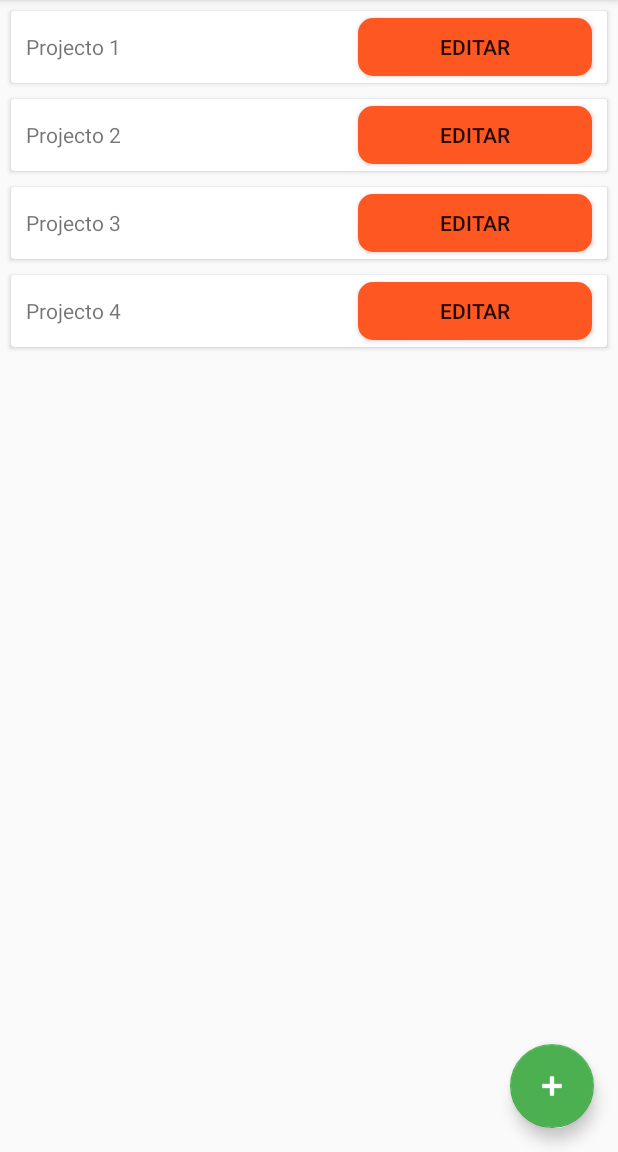
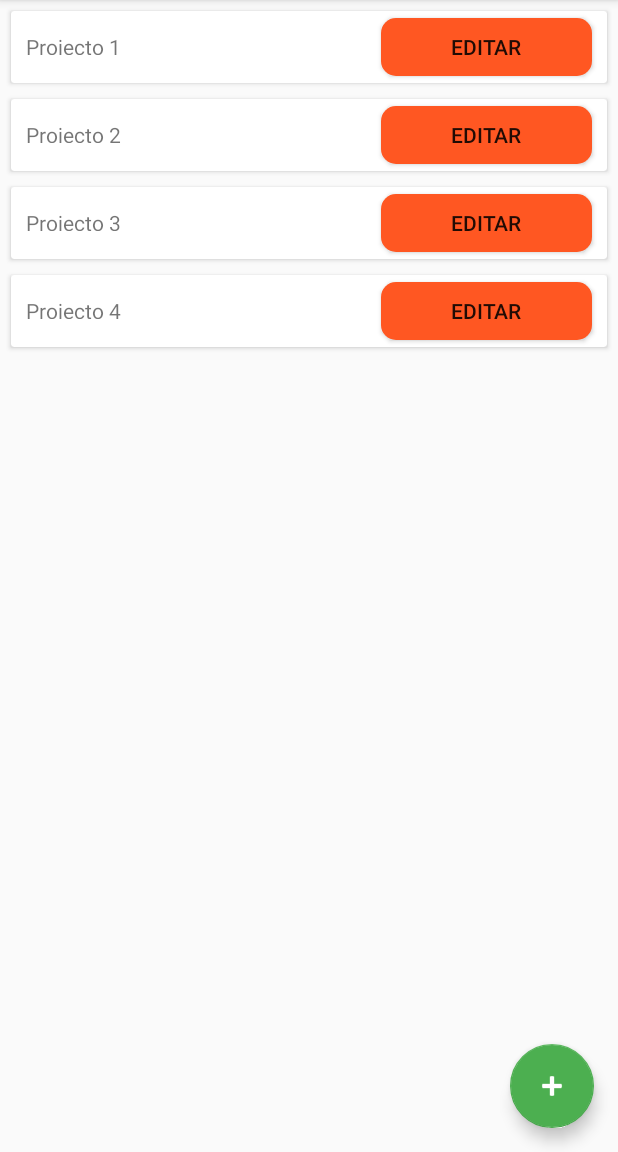
Before and after one commit to 2l3x2nd3r/Taller-4, an Android app: the screen it shows after launch (MainActivity), on a phone screen of 412 x 824 dp, the part 84-1236 px from its top. Run offline under Robolectric (Android 15) with nearby library versions, the phone set to English and light mode, and no system bars.

Commit message:
last commit

```diff
--- a/app/src/main/java/com/example/movil/taller_4/MainActivity.java
+++ b/app/src/main/java/com/example/movil/taller_4/MainActivity.java
@@ -76,18 +76,12 @@ public class MainActivity extends AppCompatActivity {
     }
 
     public void showProject(View view){
-        int position = getProjectPosition(view);
+        int position = (Integer) view.getTag();
 
         Intent i = new Intent(this, Project_show.class);
         i.putExtra("project", projects.get(position));
 
         startActivity(i);
-    }
-
-    public int getProjectPosition(View view){
-        TextView tv = (TextView) view.findViewById(R.id.tvRow);
-        Toast.makeText(this, tv.getText().toString(), Toast.LENGTH_SHORT).show();
-        return Integer.parseInt(tv.getText().toString().split(" ")[1]) - 1;
     }
 
     @Override
--- a/app/src/main/java/com/example/movil/taller_4/ProjectAdapter.java
+++ b/app/src/main/java/com/example/movil/taller_4/ProjectAdapter.java
@@ -1,6 +1,9 @@
 package com.example.movil.taller_4;
 
 import android.content.Context;
+import android.os.Build;
+import android.support.annotation.RequiresApi;
+import android.support.v7.widget.CardView;
 import android.view.InflateException;
 import android.view.LayoutInflater;
 import android.view.View;
@@ -54,13 +57,14 @@ public class ProjectAdapter extends BaseAdapter {
 
         if(view == null) {
             LayoutInflater inflater = (LayoutInflater) context.getSystemService(Context.LAYOUT_INFLATER_SERVICE);
-
             view = inflater.inflate(R.layout.row, null);
         }
 
         Button btn = (Button) view.findViewById(R.id.btnRow);
         TextView tv = (TextView) view.findViewById(R.id.tvRow);
+        CardView card = (CardView) view.findViewById(R.id.cardRow);
         tv.setText(text);
+        card.setTag(i);
         btn.setTag(i);
 
         return view;
--- a/app/src/main/res/drawable/edit_button.xml
+++ b/app/src/main/res/drawable/edit_button.xml
@@ -5,7 +5,6 @@
     <shape android:shape="rectangle">
         <solid android:color="@color/orange" />
         <corners android:radius="10dp" />
-
     </shape>
 
 </inset>
--- /dev/null
+++ b/app/src/main/res/drawable/ripple.xml
@@ -0,0 +1,6 @@
+<?xml version="1.0" encoding="utf-8"?>
+<ripple xmlns:tools="http://schemas.android.com/tools"
+    android:color="#ffb300" xmlns:android="http://schemas.android.com/apk/res/android"
+    tools:targetApi="lollipop">
+    <item android:drawable="@drawable/edit_button"></item>
+</ripple>
--- a/app/src/main/res/layout/row.xml
+++ b/app/src/main/res/layout/row.xml
@@ -8,7 +8,8 @@
         android:layout_width="match_parent"
         android:layout_height="match_parent"
         android:layout_margin="5dp"
-        android:onClick="showProject">
+        android:onClick="showProject"
+        android:id="@+id/cardRow">
 
         <LinearLayout
             android:orientation="horizontal"
@@ -17,22 +18,20 @@
             android:layout_marginLeft="10dp"
             android:layout_marginRight="5dp">
 
-
             <TextView
-                android:text="ValorPorDefecto"
-                android:layout_width="wrap_content"
-                android:layout_height="wrap_content"
                 android:id="@+id/tvRow"
-                android:layout_weight="1" />
+                android:layout_width="0dp"
+                android:layout_height="15dp"
+                android:layout_weight="1"
+                android:text="ValorPorDefecto" />
 
             <Button
-                android:text="Editar"
-                android:layout_width="wrap_content"
+                android:id="@+id/btnRow"
+                android:layout_width="150dp"
                 android:layout_height="wrap_content"
-                android:id="@+id/btnRow"
-                android:layout_weight="0.5"
-                android:background="@drawable/edit_button"
-                android:onClick="editProject"/>
+                android:background="@drawable/ripple"
+                android:onClick="editProject"
+                android:text="Editar" />
         </LinearLayout>
     </android.support.v7.widget.CardView>
 </LinearLayout>
--- a/build.gradle
+++ b/build.gradle
@@ -5,7 +5,7 @@ buildscript {
         jcenter()
     }
     dependencies {
-        classpath 'com.android.tools.build:gradle:2.2.3'
+        classpath 'com.android.tools.build:gradle:2.3.0'
 
         // NOTE: Do not place your application dependencies here; they belong
         // in the individual module build.gradle files
```
Also changed, not shown: gradle/wrapper/gradle-wrapper.properties.
